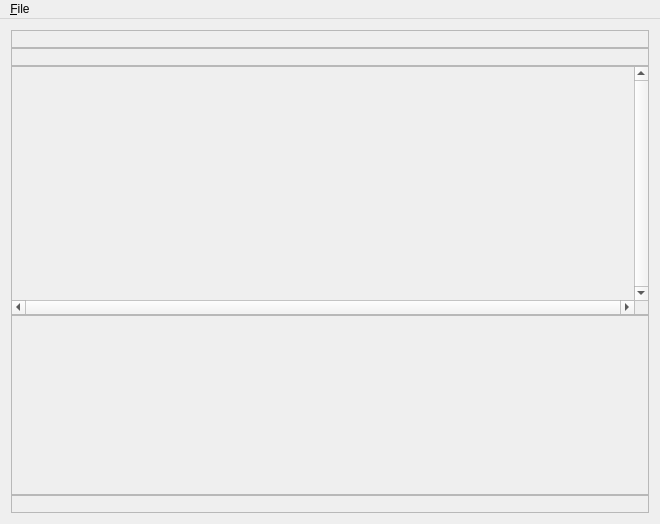
haruneko/stand, file app/SimpleSequenceView/SequenceWindow.ui: the form before one commit.
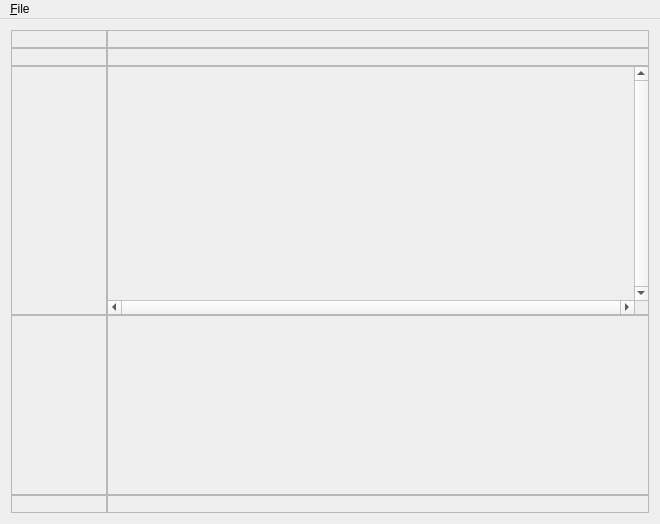
The form after the commit.

Commit message: added piano view which displays note number and piano roll

The edit to the form file:
```diff
--- a/app/SimpleSequenceView/SequenceWindow.ui
+++ b/app/SimpleSequenceView/SequenceWindow.ui
@@ -14,11 +14,11 @@
    <string>SequenceWindow</string>
   </property>
   <widget class="QWidget" name="centralWidget">
-   <layout class="QVBoxLayout" name="verticalLayout">
+   <layout class="QGridLayout" name="gridLayout">
     <property name="spacing">
      <number>0</number>
     </property>
-    <item>
+    <item row="1" column="1">
      <widget class="QScrollArea" name="Tempo">
       <property name="sizePolicy">
        <sizepolicy hsizetype="Expanding" vsizetype="Fixed">
@@ -52,14 +52,14 @@
         <rect>
          <x>0</x>
          <y>0</y>
-         <width>640</width>
+         <width>544</width>
          <height>16</height>
         </rect>
        </property>
       </widget>
      </widget>
     </item>
-    <item>
+    <item row="2" column="1">
      <widget class="QScrollArea" name="Beat">
       <property name="sizePolicy">
        <sizepolicy hsizetype="Expanding" vsizetype="Fixed">
@@ -93,14 +93,14 @@
         <rect>
          <x>0</x>
          <y>0</y>
-         <width>640</width>
+         <width>544</width>
          <height>16</height>
         </rect>
        </property>
       </widget>
      </widget>
     </item>
-    <item>
+    <item row="3" column="1">
      <widget class="QScrollArea" name="Pianoroll">
       <property name="sizePolicy">
        <sizepolicy hsizetype="Expanding" vsizetype="Expanding">
@@ -122,14 +122,14 @@
         <rect>
          <x>0</x>
          <y>0</y>
-         <width>623</width>
+         <width>527</width>
          <height>229</height>
         </rect>
        </property>
       </widget>
      </widget>
     </item>
-    <item>
+    <item row="4" column="1">
      <widget class="QScrollArea" name="Control">
       <property name="sizePolicy">
        <sizepolicy hsizetype="Minimum" vsizetype="Fixed">
@@ -163,14 +163,83 @@
         <rect>
          <x>0</x>
          <y>0</y>
-         <width>640</width>
+         <width>544</width>
          <height>178</height>
         </rect>
        </property>
       </widget>
      </widget>
     </item>
-    <item>
+    <item row="3" column="0">
+     <widget class="QScrollArea" name="Piano">
+      <property name="maximumSize">
+       <size>
+        <width>96</width>
+        <height>16777215</height>
+       </size>
+      </property>
+      <property name="verticalScrollBarPolicy">
+       <enum>Qt::ScrollBarAlwaysOff</enum>
+      </property>
+      <property name="horizontalScrollBarPolicy">
+       <enum>Qt::ScrollBarAlwaysOff</enum>
+      </property>
+      <property name="widgetResizable">
+       <bool>true</bool>
+      </property>
+      <widget class="QWidget" name="scrollAreaWidgetContents_6">
+       <property name="geometry">
+        <rect>
+         <x>0</x>
+         <y>0</y>
+         <width>94</width>
+         <height>246</height>
+        </rect>
+       </property>
+      </widget>
+     </widget>
+    </item>
+    <item row="4" column="0">
+     <widget class="QFrame" name="frame">
+      <property name="frameShape">
+       <enum>QFrame::StyledPanel</enum>
+      </property>
+      <property name="frameShadow">
+       <enum>QFrame::Raised</enum>
+      </property>
+     </widget>
+    </item>
+    <item row="1" column="0">
+     <widget class="QFrame" name="frame_3">
+      <property name="frameShape">
+       <enum>QFrame::StyledPanel</enum>
+      </property>
+      <property name="frameShadow">
+       <enum>QFrame::Raised</enum>
+      </property>
+     </widget>
+    </item>
+    <item row="2" column="0">
+     <widget class="QFrame" name="frame_4">
+      <property name="frameShape">
+       <enum>QFrame::StyledPanel</enum>
+      </property>
+      <property name="frameShadow">
+       <enum>QFrame::Raised</enum>
+      </property>
+     </widget>
+    </item>
+    <item row="5" column="0">
+     <widget class="QFrame" name="frame_2">
+      <property name="frameShape">
+       <enum>QFrame::StyledPanel</enum>
+      </property>
+      <property name="frameShadow">
+       <enum>QFrame::Raised</enum>
+      </property>
+     </widget>
+    </item>
+    <item row="5" column="1">
      <widget class="QScrollArea" name="Singer">
       <property name="sizePolicy">
        <sizepolicy hsizetype="Expanding" vsizetype="Fixed">
@@ -204,7 +273,7 @@
         <rect>
          <x>0</x>
          <y>0</y>
-         <width>640</width>
+         <width>544</width>
          <height>16</height>
         </rect>
        </property>
```
Left out of the diff: 1 changed line with no effect on the pictures. The commit also changes 4 other files.
